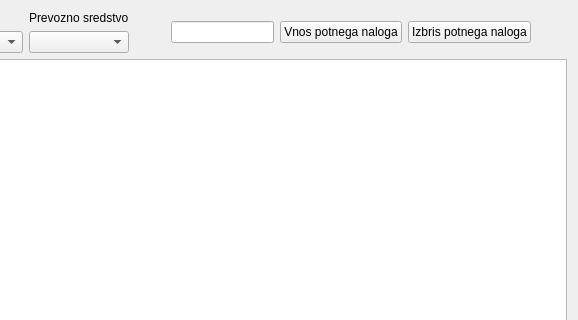
The window that wid_potninalogi.ui (bubi-luka/BubiRacun) describes before a commit, drawn with Qt 5; both pictures show x 372 to 950 and y 0 to 320 of the 950 by 748 pixel window.
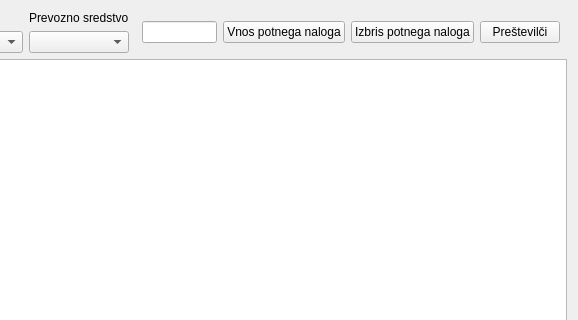
The same window after the commit.

What changed in the file:
```diff
--- a/wid_potninalogi.ui
+++ b/wid_potninalogi.ui
@@ -113,6 +113,13 @@
        </property>
       </widget>
      </item>
+     <item>
+      <widget class="QPushButton" name="btn_prestevilci">
+       <property name="text">
+        <string>Preštevilči</string>
+       </property>
+      </widget>
+     </item>
      <item>
       <spacer name="horizontalSpacer_2">
        <property name="orientation">
```
